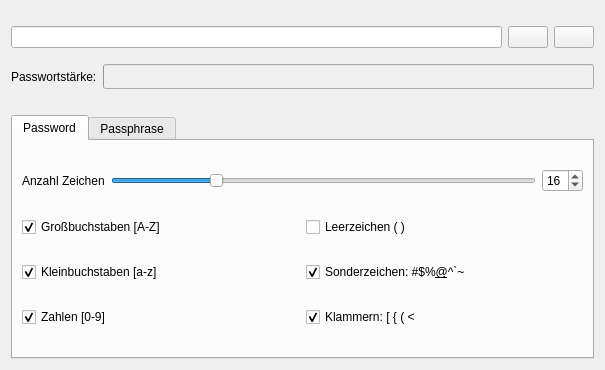
First picture: the form in ui/PasswordGeneratorFrame.ui, repository JulWit/PasswordManager, before the edit.
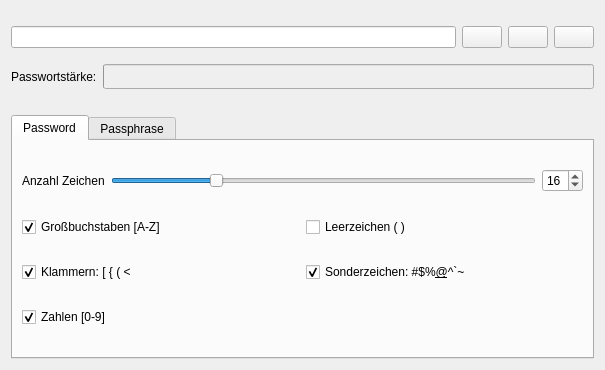
Second picture: the form after the edit. Icons and pictures are not drawn.

Commit message: Password Generator mit UI

```diff
--- a/ui/PasswordGeneratorFrame.ui
+++ b/ui/PasswordGeneratorFrame.ui
@@ -10,6 +10,12 @@
     <height>370</height>
    </rect>
   </property>
+  <property name="minimumSize">
+   <size>
+    <width>605</width>
+    <height>370</height>
+   </size>
+  </property>
   <property name="windowTitle">
    <string>Frame</string>
   </property>
@@ -32,13 +38,28 @@
          <item>
           <widget class="QLineEdit" name="passwordLineEdit">
            <property name="echoMode">
-            <enum>QLineEdit::Password</enum>
+            <enum>QLineEdit::Normal</enum>
            </property>
            <property name="clearButtonEnabled">
             <bool>false</bool>
            </property>
           </widget>
          </item>
+         <item>
+          <widget class="QPushButton" name="echoButton">
+           <property name="text">
+            <string/>
+           </property>
+           <property name="icon">
+            <iconset>
+             <normaloff>../img/password-show-on.svg</normaloff>
+             <normalon>../img/password-show-off.svg</normalon>../img/password-show-on.svg</iconset>
+           </property>
+           <property name="checkable">
+            <bool>true</bool>
+           </property>
+          </widget>
+         </item>
          <item>
           <widget class="QPushButton" name="refreshButton">
            <property name="text">
@@ -190,9 +211,9 @@
          <item>
           <layout class="QHBoxLayout" name="horizontalLayout_7">
            <item>
-            <widget class="QCheckBox" name="lettersCheckBox">
+            <widget class="QCheckBox" name="bracketsCheckBox">
              <property name="text">
-              <string>Kleinbuchstaben [a-z]</string>
+              <string>Klammern: [ { ( &lt;</string>
              </property>
              <property name="checked">
               <bool>true</bool>
@@ -223,16 +244,6 @@
              </property>
             </widget>
            </item>
-           <item>
-            <widget class="QCheckBox" name="bracketsCheckBox">
-             <property name="text">
-              <string>Klammern: [ { ( &lt;</string>
-             </property>
-             <property name="checked">
-              <bool>true</bool>
-             </property>
-            </widget>
-           </item>
           </layout>
          </item>
         </layout>
```
The commit also changes 13 other files.
